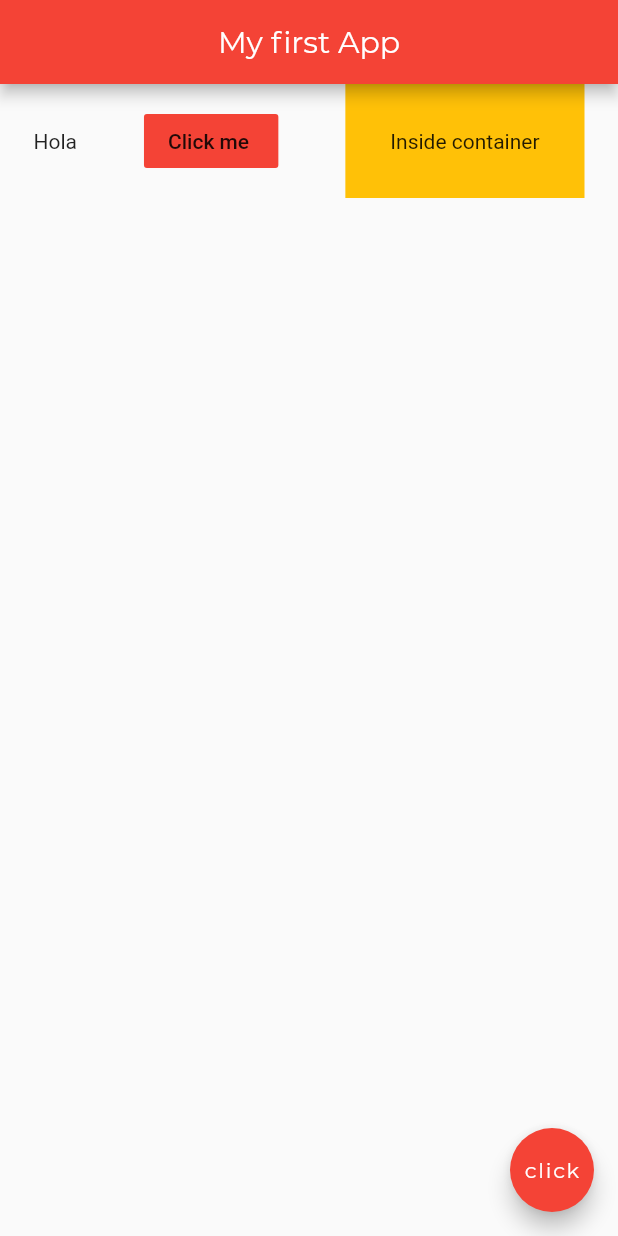
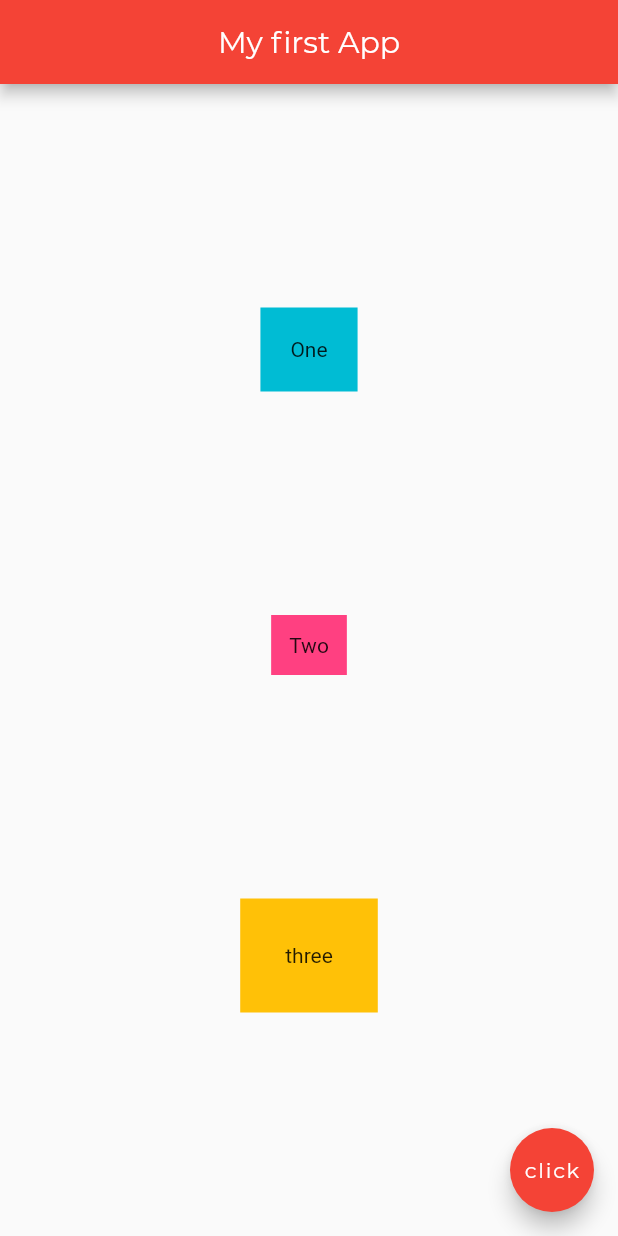
Before and after one commit to Felipemantilla01/flutter-netninja-course, a Flutter app: the screen it shows after launch, on a phone screen of 412 x 824 dp. Run offline on Flutter 3.47's test engine with Material 2 defaults, Android fonts, the phone set to English and light mode, and no system bars.

Commit message:
[feature] using column widget, and testing some fetures from this.

```diff
--- a/lib/main.dart
+++ b/lib/main.dart
@@ -34,14 +34,29 @@ class MyHomePage extends StatelessWidget {
         centerTitle: true,
         backgroundColor: Colors.red,
       ),
-      body:Row(
-        mainAxisAlignment: MainAxisAlignment.spaceAround,
-        crossAxisAlignment: CrossAxisAlignment.center,
-        children: <Widget>[
-          Text('Hola'),
-          FlatButton(onPressed: (){}, child: Text('Click me '), color: Colors.red,),
-          Container(color:Colors.amber, padding: EdgeInsets.all(30.0), child: Text('Inside container'),)
-        ],
+      body:Container(
+        width: double.infinity,
+        child: Column(
+          mainAxisAlignment: MainAxisAlignment.spaceEvenly,
+          crossAxisAlignment: CrossAxisAlignment.center,
+          children: [
+            Container(
+              color: Colors.cyan,
+              child: Text('One'),
+              padding: EdgeInsets.all(20.0),
+            ),
+            Container(
+              color: Colors.pinkAccent,
+              child: Text('Two'),
+              padding: EdgeInsets.all(12.0),
+            ),
+            Container(
+              color: Colors.amber,
+              child: Text('three'),
+              padding: EdgeInsets.all(30.0),
+            )
+          ],
+        ),
       ),
       floatingActionButton: FloatingActionButton(
         child: Text('click', style: TextStyle(fontFamily: 'Montserrat')),
```
